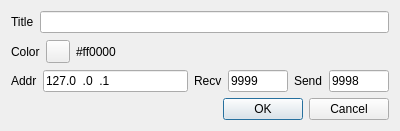
The window that sdrbase/gui/basicchannelsettingsdialog.ui (f4exb/sdrangel) describes before a commit, drawn with Qt 5.
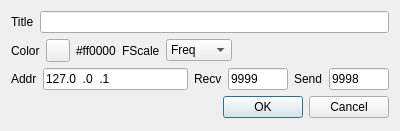
The same window after the commit.

Commit message: Added frequency scale display option to channel marker

Diff of the .ui file:
```diff
--- a/sdrbase/gui/basicchannelsettingsdialog.ui
+++ b/sdrbase/gui/basicchannelsettingsdialog.ui
@@ -70,6 +70,50 @@
        </property>
       </widget>
      </item>
+     <item>
+      <widget class="QLabel" name="fScaleDisplayTypeLabel">
+       <property name="text">
+        <string>FScale</string>
+       </property>
+      </widget>
+     </item>
+     <item>
+      <widget class="QComboBox" name="fScaleDisplayType">
+       <item>
+        <property name="text">
+         <string>Freq</string>
+        </property>
+       </item>
+       <item>
+        <property name="text">
+         <string>Title</string>
+        </property>
+       </item>
+       <item>
+        <property name="text">
+         <string>AdSnd</string>
+        </property>
+       </item>
+       <item>
+        <property name="text">
+         <string>AdRcv</string>
+        </property>
+       </item>
+      </widget>
+     </item>
+     <item>
+      <spacer name="horizontalSpacer">
+       <property name="orientation">
+        <enum>Qt::Horizontal</enum>
+       </property>
+       <property name="sizeHint" stdset="0">
+        <size>
+         <width>40</width>
+         <height>20</height>
+        </size>
+       </property>
+      </spacer>
+     </item>
     </layout>
    </item>
    <item>
```
The commit also changes 4 other files.
